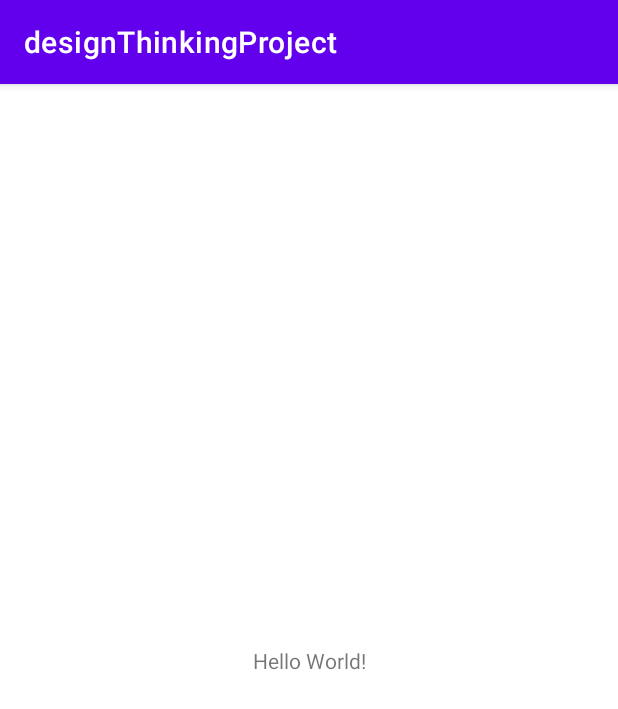
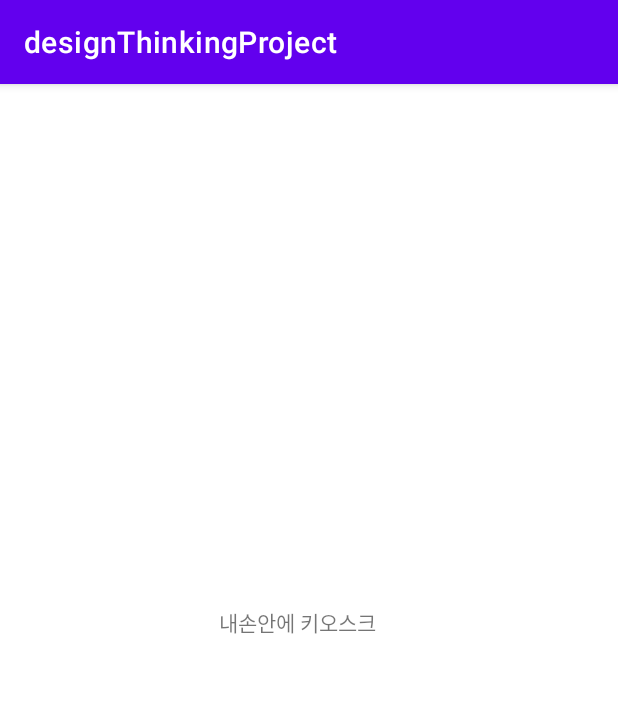
Before and after one commit to SungWonHwang/designThinking2022, an Android app: the screen it shows after launch (MainActivity), on a phone screen of 412 x 824 dp. Shown: the top 709 px of the screen. Run offline under Robolectric (Android 15) with nearby library versions, the phone set to English and light mode, and no system bars.

Commit message:
[init]mainname

```diff
--- a/app/src/main/res/layout/activity_main.xml
+++ b/app/src/main/res/layout/activity_main.xml
@@ -7,9 +7,9 @@
     tools:context=".MainActivity">
 
     <TextView
-        android:layout_width="wrap_content"
-        android:layout_height="wrap_content"
-        android:text="Hello World!"
+        android:layout_width="120dp"
+        android:layout_height="72dp"
+        android:text="내손안에 키오스크"
         app:layout_constraintBottom_toBottomOf="parent"
         app:layout_constraintEnd_toEndOf="parent"
         app:layout_constraintStart_toStartOf="parent"
```
